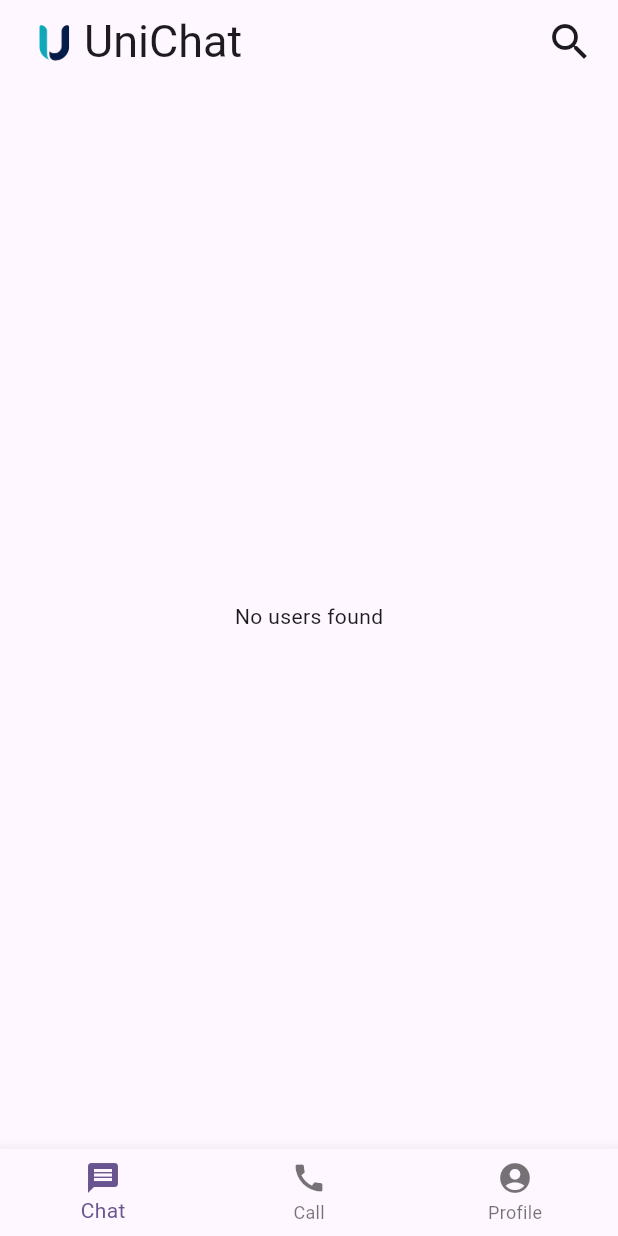
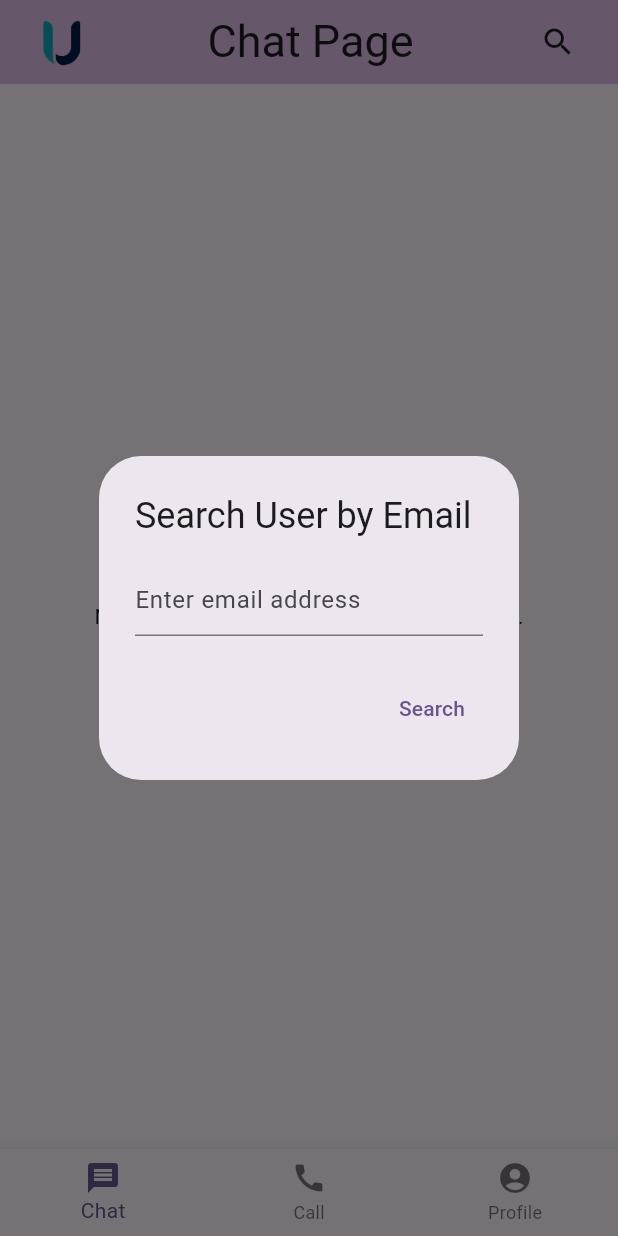
Before and after one commit to Poojan912/UniChat, a Flutter app: the home_page screen opened directly, after a tap on the "search" icon, on a phone screen of 412 x 824 dp. Run offline on Flutter 3.47's test engine with Material 3 defaults, Android fonts, the phone set to English and light mode, and no system bars; our stand-ins replace firebase_auth, firebase_core, firebase_database, image_picker; accounts and stored records are empty; network calls fail.

Commit message:
add search functionality

```diff
--- a/lib/chat_page.dart
+++ b/lib/chat_page.dart
@@ -2,52 +2,137 @@ import 'package:firebase_auth/firebase_auth.dart';
 import 'package:firebase_database/firebase_database.dart';
 import 'package:flutter/material.dart';
 import 'package:unichat/chat_user.dart';
-import 'package:unichat/chatScreen.dart';
-class chat_page extends StatefulWidget {
-  const chat_page({super.key});
+import 'package:unichat/chatScreen.dart'; // Make sure this is the correct import for your ChatScreen
 
+class ChatPage extends StatefulWidget {
   @override
-  State<chat_page> createState() => _chat_pageState();
+  _ChatPageState createState() => _ChatPageState();
 }
 
-class _chat_pageState extends State<chat_page> {
+class _ChatPageState extends State<ChatPage> {
+  @override
+  void initState() {
+    super.initState();
+    buildChatList();
+  }
+
   final DatabaseReference _usersRef = FirebaseDatabase.instance.ref('Users');
+  List<ChatUser> _chatList = [];
+  final TextEditingController _searchController = TextEditingController();
+
+  void searchUserByEmail(String email) async {
+
+    if (email.isEmpty) {
+      ScaffoldMessenger.of(context).showSnackBar(
+        SnackBar(content: Text("Email address cannot be empty.")),
+      );
+      return;
+    }
+
+    Query query = _usersRef.orderByChild('email').equalTo(email);
+
+    try {
+      DataSnapshot snapshot = await query.get();
+
+      if (snapshot.exists) {
+        print("User found in database: ${snapshot.value}");
+
+        Map<dynamic, dynamic> usersMap = snapshot.value as Map<dynamic, dynamic>;
+        // Inside searchUserByEmail
+
+
+
+        // Assuming that usersMap contains the UID as the key.
+        String uid = usersMap.keys.first;
+        Map<dynamic, dynamic> userData = usersMap[uid];
+
+        ChatUser user = ChatUser(
+          fullname: userData['fullname'] ?? 'Unknown',
+          email: userData['email'] ?? 'No email',
+          imageUrl: userData['imageUrl'] ?? 'assets/images/default_avatar.png',
+          uid: uid,
+        );
+
+        if (!_chatList.any((u) => u.uid == user.uid)) {
+          setState(() {
+            _chatList.add(user);
+          });
+        }
+      } else {
+        print("User not found for email: $email");
+        ScaffoldMessenger.of(context).showSnackBar(
+          SnackBar(content: Text("No user found with that email.")),
+        );
+      }
+    } catch (e) {
+      print("An error occurred while searching for user: $e");
+      ScaffoldMessenger.of(context).showSnackBar(
+        SnackBar(content: Text("$e")),
+      );
+    }
+  }
+
+  Future<void> addToUserConversations(String otherUserId) async {
+    String currentUserId = FirebaseAuth.instance.currentUser?.uid ?? '';
+    if (currentUserId.isEmpty) {
+      // Handle error: user not logged in...
+      return;
+    }
+
+    DatabaseReference userConversationsRef = FirebaseDatabase.instance.ref('user-conversations/$currentUserId');
+    await userConversationsRef.child(otherUserId).set(true);
+    // Also, add the current user to the other user's conversations list
+    DatabaseReference otherUserConversationsRef = FirebaseDatabase.instance.ref('user-conversations/$otherUserId');
+    await otherUserConversationsRef.child(currentUserId).set(true);
+  }
 
   @override
   Widget build(BuildContext context) {
     return Scaffold(
-      body: StreamBuilder<DatabaseEvent>(
-        stream: _usersRef.onValue,
-        builder: (context, snapshot) {
-          if (snapshot.connectionState == ConnectionState.waiting) {
-            return const Center(child: CircularProgressIndicator());
-          }
+      appBar: AppBar(
+        backgroundColor: Colors.purple.shade100,
+        title: Row(children: <Widget>[
+          Image.asset('assets/image/image_no_bg.png',width: 50,fit: BoxFit.contain,),
+          Spacer(flex: 1,),
+          Text(
+            "Chat Page",
+            style: TextStyle(fontSize: 30),
+          ),
 
-          if (snapshot.hasError) {
-            return Center(child: Text('Error: ${snapshot.error}'));
-          }
-
-          if (!snapshot.hasData || snapshot.data!.snapshot.value == null) {
-            return const Center(child: Text("No users found"));
-          }
-
-          Map<dynamic, dynamic> usersData = snapshot.data!.snapshot.value as Map<dynamic, dynamic>;
-          List<ChatUser> users = usersData.entries.map((entry) {
-            Map<dynamic, dynamic> userMap = entry.value as Map<dynamic, dynamic>;
-            // Assuming userMap contains the keys 'name', 'email', and 'imageUrl'.
-            return ChatUser(
-              fullname: userMap['fullname'] ?? 'Unknown Name',
-              email: userMap['email'] ?? 'No Email',
-              imageUrl: userMap['imageUrl'] ?? 'https://example.com/default_avatar.png',
-              uid : entry.key
+            Spacer(),
+            IconButton(
+            icon: Icon(Icons.search),
+            onPressed: () {
+              // Show a dialog or another screen with a TextField to enter the email
+              showDialog(
+                context: context,
+                builder: (context) => AlertDialog(
+                  title: Text('Search User by Email'),
+                  content: TextField(
+                    controller: _searchController,
+                    decoration: InputDecoration(hintText: 'Enter email address'),
+                  ),
+                  actions: [
+                    TextButton(
+                      child: Text('Search'),
+                      onPressed: () {
+                        searchUserByEmail(_searchController.text.trim());
+                        Navigator.of(context).pop();
+                      },
+                    ),
+                  ],
+                ),
               );
-          }).toList();
-
-          return ListView.builder(
-            reverse: true,
-            itemCount: users.length,
+            },
+          ),
+        ],)
+    ),
+      body: _chatList.isEmpty
+          ? Center(child: Text('No chats yet. Search to start a conversation.'))
+          : ListView.builder(
+        itemCount: _chatList.length,
         itemBuilder: (context, index) {
-              final user = users[index];
+          final user = _chatList[index];
           return ListTile(
             leading: CircleAvatar(
               backgroundImage: NetworkImage(user.imageUrl),
@@ -58,10 +143,8 @@ class _chat_pageState extends State<chat_page> {
               Navigator.push(
                 context,
                 MaterialPageRoute(
-                      builder: (context) => ChatScreen(user: user), // 'user' should have a 'uid' property
+                  builder: (context) => ChatScreen(user: user),
                 ),
-                  );
-                },
               );
             },
           );
@@ -70,3 +153,16 @@ class _chat_pageState extends State<chat_page> {
     );
   }
 }
+void buildChatList() {
+  String currentUserId = FirebaseAuth.instance.currentUser?.uid ?? '';
+  if (currentUserId.isEmpty) {
+    // Handle error: user not logged in...
+    return;
+  }
+
+  DatabaseReference userConversationsRef = FirebaseDatabase.instance.ref('user-conversations/$currentUserId');
+  userConversationsRef.onValue.listen((DatabaseEvent event) {
+    // Handle the event to build the chat list
+    // You would likely need to make additional queries to get user details for each UID in the conversation list
+  });
+}
--- a/lib/home_page.dart
+++ b/lib/home_page.dart
@@ -14,13 +14,13 @@ class _home_pageState extends State<home_page> {
   Widget _getPageWidget(int index) {
     switch (index) {
       case 0:
-        return chat_page();
+        return ChatPage();
       case 1:
         return call_page();
       case 2:
         return ProfilePage();
       default:
-        return chat_page(); // Default to chat page if index is not recognized
+        return ChatPage(); // Default to chat page if index is not recognized
     }
   }
   int _selectedIndex = 0;
@@ -33,27 +33,7 @@ class _home_pageState extends State<home_page> {
   @override
   Widget build(BuildContext context) {
     return Scaffold(resizeToAvoidBottomInset : false,
-        appBar: AppBar(
-          title : Row(
-            mainAxisSize: MainAxisSize.min,
-            children: <Widget>[
-              Image.asset('assets/image/image_no_bg.png',width: 40,fit: BoxFit.contain,),
-              Text(
-                "UniChat",
-                style: TextStyle(fontSize: 30),
-              ),
-              Spacer(),
-              InkWell(
-                onTap: (){
-                  //handle search function
-                } ,
-                child: Icon(Icons.search,size: 32),
-              )
 
-
-            ],
-          ),
-        ),
       body: _getPageWidget(_selectedIndex), // Use the page based on the selected index
       bottomNavigationBar: BottomNavigationBar(
         items: const <BottomNavigationBarItem>[
```
Also changed, not shown: lib/call_page.dart (+31 -2 lines), lib/chatScreen.dart (+14 -12 lines), lib/chat_user.dart (+17 -4 lines), lib/profile_page.dart (+17 -3 lines). Lines whose indentation alone changed are shown as unchanged.
